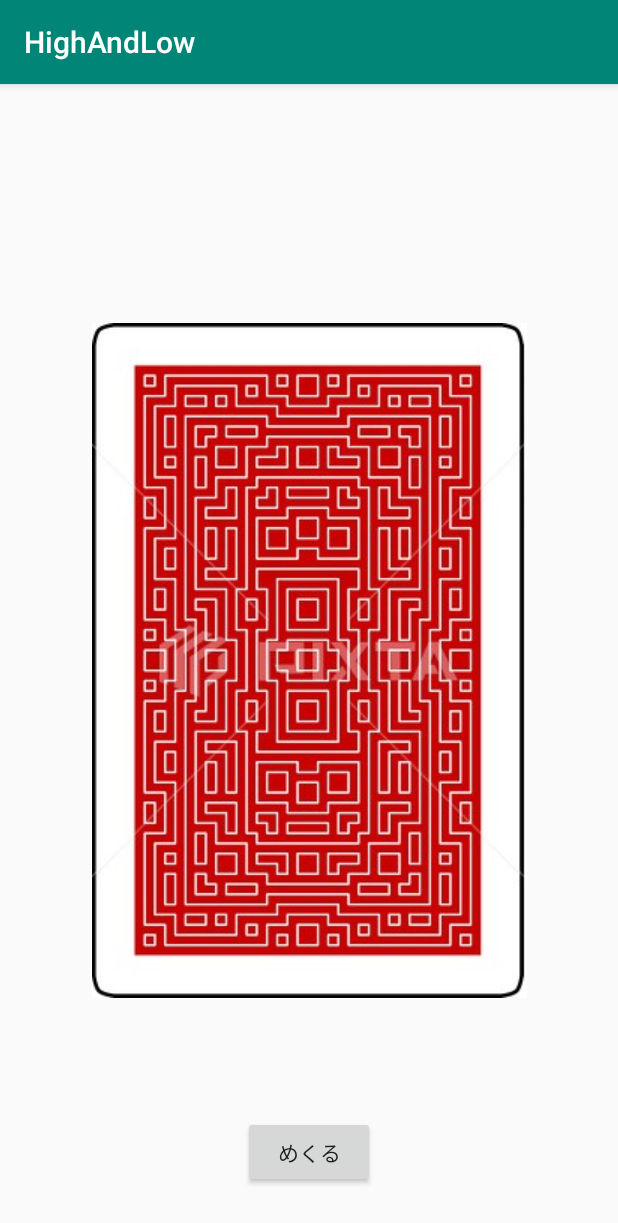
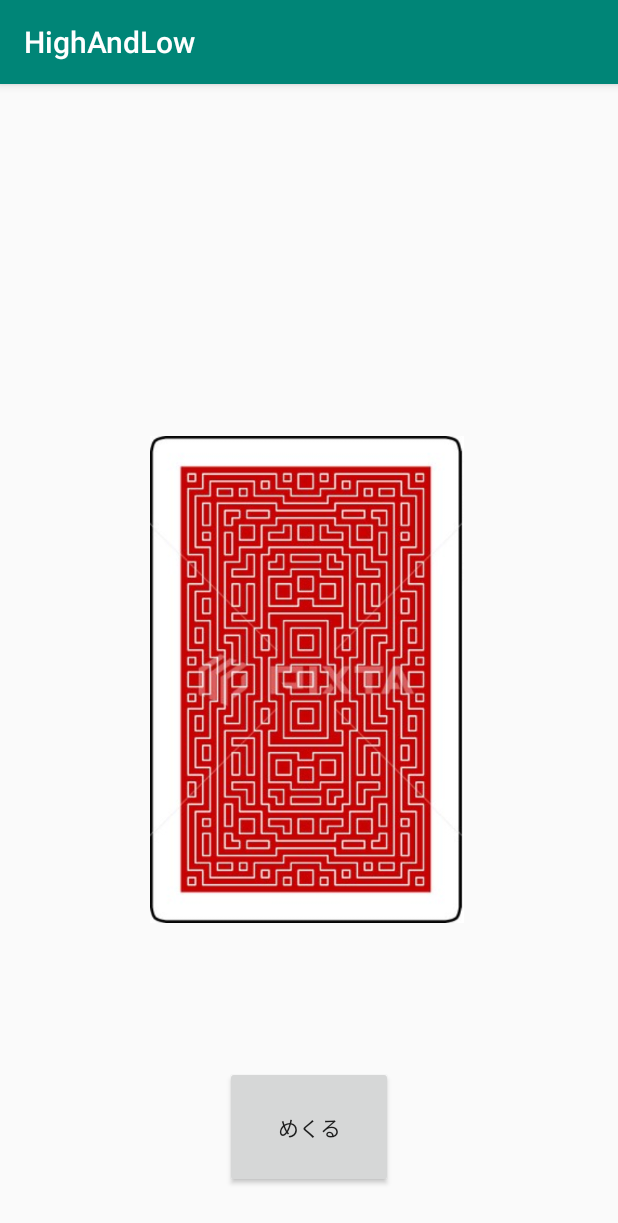
Before and after one commit to ryoikijisshu/HighAndLow, an Android app: the screen it shows after launch (MainActivity), on a phone screen of 412 x 824 dp. Shown: the top 1223 px of the screen. Run offline under Robolectric (Android 15) with nearby library versions, the phone set to English and light mode, and no system bars.

Commit message:
少し、修正しました

```diff
--- a/app/src/main/res/layout/activity_main.xml
+++ b/app/src/main/res/layout/activity_main.xml
@@ -16,20 +16,16 @@
             app:layout_constraintRight_toRightOf="parent"
             app:layout_constraintTop_toTopOf="parent"/>
     <ImageView
-            android:layout_width="wrap_content"
-            android:layout_height="wrap_content" app:srcCompat="@drawable/reverse" app:layout_constraintTop_toTopOf="parent"
-            app:layout_constraintStart_toStartOf="parent" app:layout_constraintBottom_toBottomOf="parent"
-            app:layout_constraintEnd_toEndOf="parent" android:id="@+id/imageView"/>
-    <ImageView
-            android:layout_width="wrap_content"
-            android:layout_height="wrap_content" app:srcCompat="@drawable/reverse"
+            android:layout_width="209dp"
+            android:layout_height="342dp" app:srcCompat="@drawable/reverse"
             app:layout_constraintTop_toTopOf="parent" app:layout_constraintStart_toStartOf="parent"
             app:layout_constraintBottom_toBottomOf="parent" app:layout_constraintEnd_toEndOf="parent"
-            android:id="@+id/imageView2"/>
+            android:id="@+id/imageView2" app:layout_constraintHorizontal_bias="0.495"
+            app:layout_constraintVertical_bias="0.53"/>
     <Button
             android:text="めくる"
-            android:layout_width="wrap_content"
-            android:layout_height="wrap_content"
+            android:layout_width="112dp"
+            android:layout_height="81dp"
             app:layout_constraintStart_toStartOf="parent" app:layout_constraintEnd_toEndOf="parent"
             android:id="@+id/reverse_button" app:layout_constraintBottom_toBottomOf="parent"
             android:layout_marginBottom="32dp"/>
```
Also changed, not shown: app/src/main/res/layout/activity_result.xml (+4 -4 lines).
